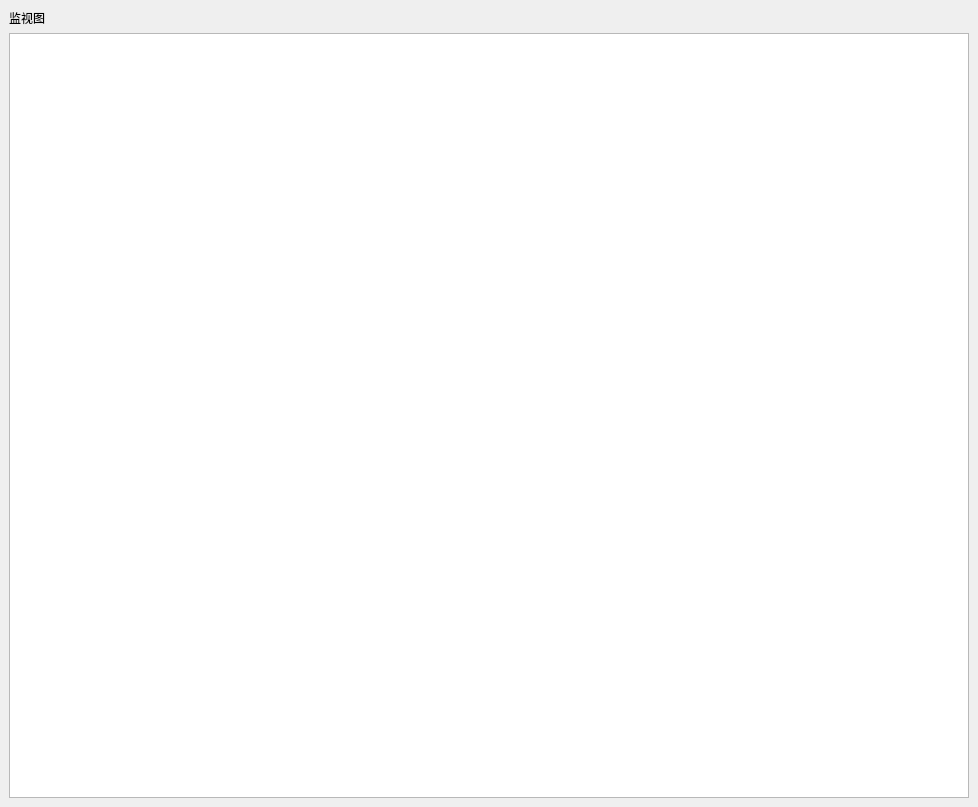
Above: QtDesigner/test.ui from jelly-lemon/contrl_sys_ui before the change. Below: the same form after it.
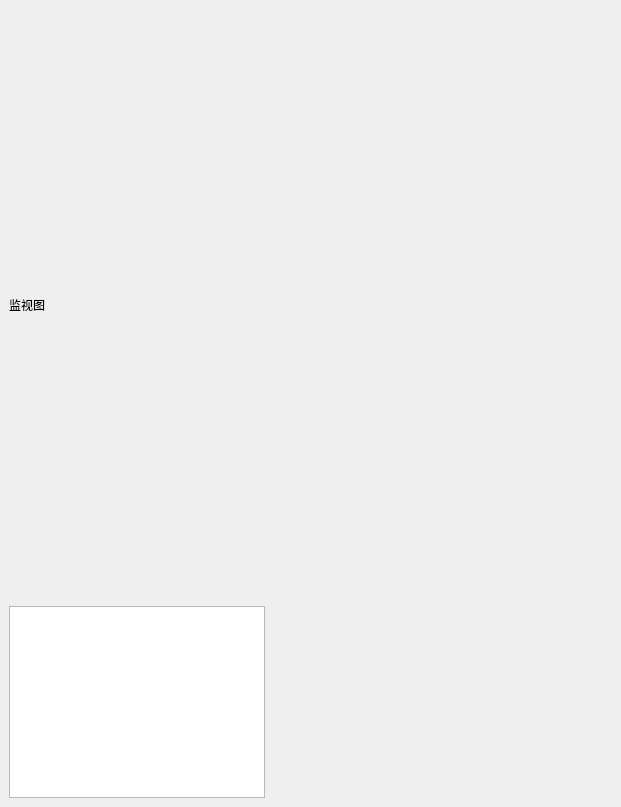
That is the form after the change.

The edit to the form file:
```diff
--- a/QtDesigner/test.ui
+++ b/QtDesigner/test.ui
@@ -6,7 +6,7 @@
    <rect>
     <x>0</x>
     <y>0</y>
-    <width>978</width>
+    <width>621</width>
     <height>807</height>
    </rect>
   </property>
@@ -29,7 +29,14 @@
      </widget>
     </item>
     <item>
-     <widget class="QTableView" name="tableView"/>
+     <widget class="QTableView" name="tableView">
+      <property name="sizePolicy">
+       <sizepolicy hsizetype="Fixed" vsizetype="Fixed">
+        <horstretch>0</horstretch>
+        <verstretch>0</verstretch>
+       </sizepolicy>
+      </property>
+     </widget>
     </item>
    </layout>
   </widget>
```
